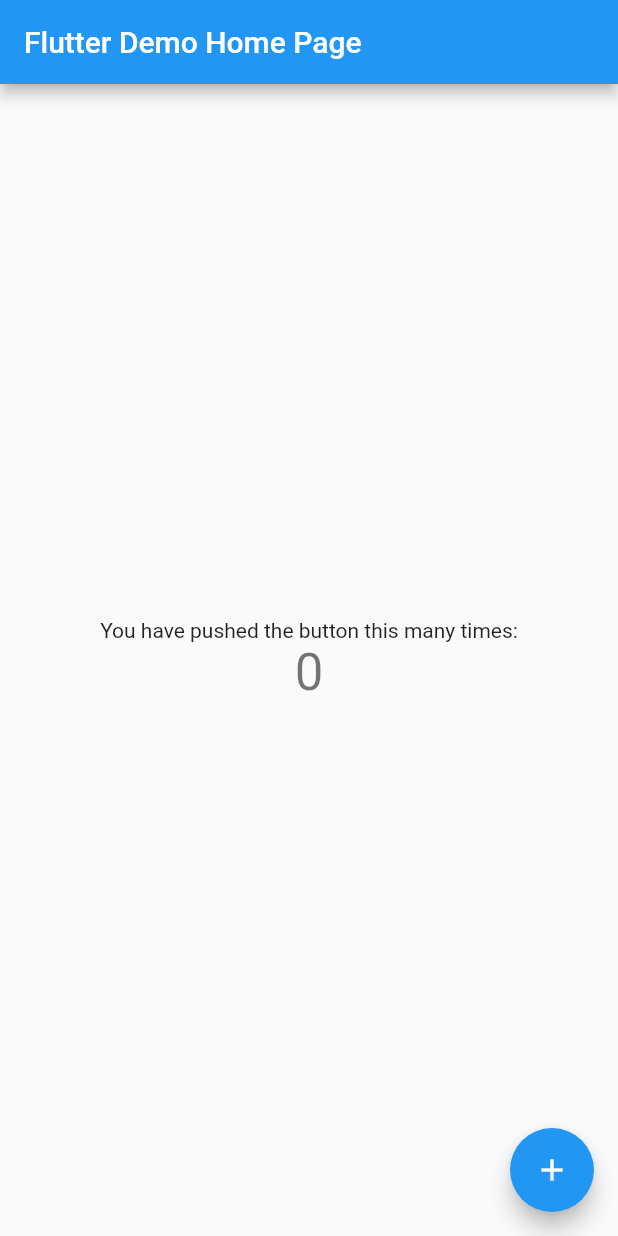
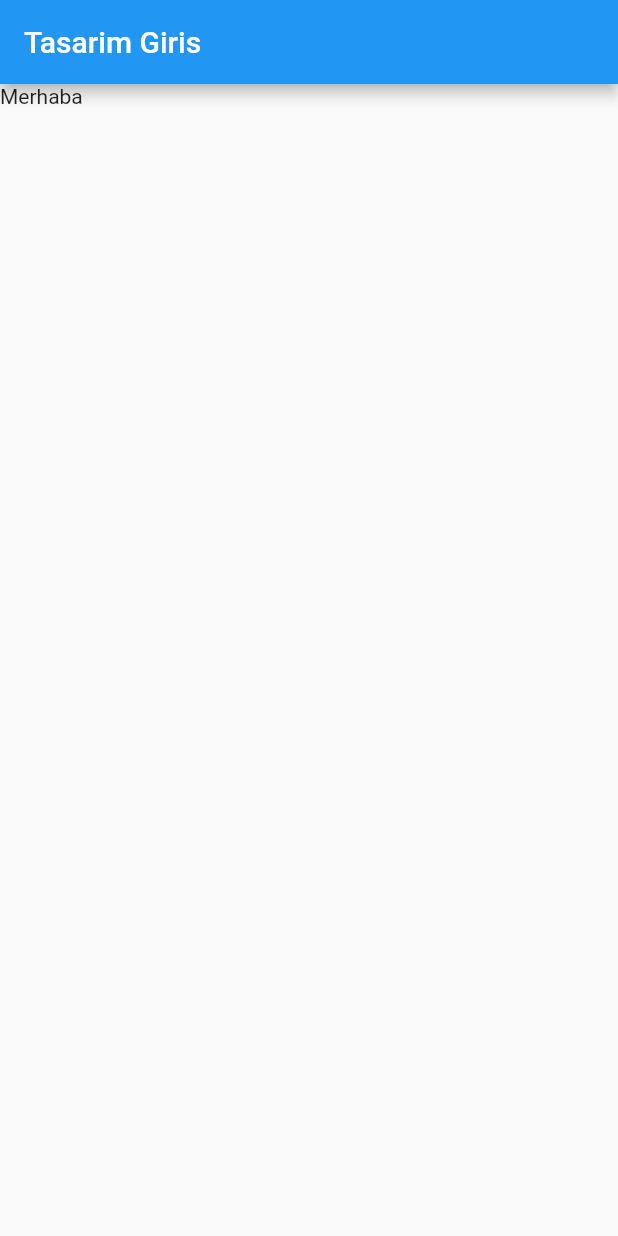
Before and after one commit to tahaturan/flutter_first_project_beginner_level, a Flutter app: the screen it shows after launch, on a phone screen of 412 x 824 dp. Run offline on Flutter 3.47's test engine with Material 2 defaults, Android fonts, the phone set to English and light mode, and no system bars.

Commit message:
tasarima ilk giris

```diff
--- a/lib/main.dart
+++ b/lib/main.dart
@@ -3,113 +3,35 @@
 void main() {
   runApp(const MyApp());
 }
-
 class MyApp extends StatelessWidget {
   const MyApp({Key? key}) : super(key: key);
-
-  // This widget is the root of your application.
   @override
   Widget build(BuildContext context) {
     return MaterialApp(
       title: 'Flutter Demo',
+      debugShowCheckedModeBanner: false,
       theme: ThemeData(
-        // This is the theme of your application.
-        //
-        // Try running your application with "flutter run". You'll see the
-        // application has a blue toolbar. Then, without quitting the app, try
-        // changing the primarySwatch below to Colors.green and then invoke
-        // "hot reload" (press "r" in the console where you ran "flutter run",
-        // or simply save your changes to "hot reload" in a Flutter IDE).
-        // Notice that the counter didn't reset back to zero; the application
-        // is not restarted.
         primarySwatch: Colors.blue,
       ),
-      home: const MyHomePage(title: 'Flutter Demo Home Page'),
+      home: const MyHomePage(title: 'Tasarim Giris'),
     );
   }
 }
 
 class MyHomePage extends StatefulWidget {
   const MyHomePage({Key? key, required this.title}) : super(key: key);
-
-  // This widget is the home page of your application. It is stateful, meaning
-  // that it has a State object (defined below) that contains fields that affect
-  // how it looks.
-
-  // This class is the configuration for the state. It holds the values (in this
-  // case the title) provided by the parent (in this case the App widget) and
-  // used by the build method of the State. Fields in a Widget subclass are
-  // always marked "final".
-
   final String title;
-
   @override
   State<MyHomePage> createState() => _MyHomePageState();
 }
-
 class _MyHomePageState extends State<MyHomePage> {
-  int _counter = 0;
-
-  void _incrementCounter() {
-    setState(() {
-      // This call to setState tells the Flutter framework that something has
-      // changed in this State, which causes it to rerun the build method below
-      // so that the display can reflect the updated values. If we changed
-      // _counter without calling setState(), then the build method would not be
-      // called again, and so nothing would appear to happen.
-      _counter++;
-    });
-  }
-
   @override
   Widget build(BuildContext context) {
-    // This method is rerun every time setState is called, for instance as done
-    // by the _incrementCounter method above.
-    //
-    // The Flutter framework has been optimized to make rerunning build methods
-    // fast, so that you can just rebuild anything that needs updating rather
-    // than having to individually change instances of widgets.
     return Scaffold(
       appBar: AppBar(
-        // Here we take the value from the MyHomePage object that was created by
-        // the App.build method, and use it to set our appbar title.
         title: Text(widget.title),
       ),
-      body: Center(
-        // Center is a layout widget. It takes a single child and positions it
-        // in the middle of the parent.
-        child: Column(
-          // Column is also a layout widget. It takes a list of children and
-          // arranges them vertically. By default, it sizes itself to fit its
-          // children horizontally, and tries to be as tall as its parent.
-          //
-          // Invoke "debug painting" (press "p" in the console, choose the
-          // "Toggle Debug Paint" action from the Flutter Inspector in Android
-          // Studio, or the "Toggle Debug Paint" command in Visual Studio Code)
-          // to see the wireframe for each widget.
-          //
-          // Column has various properties to control how it sizes itself and
-          // how it positions its children. Here we use mainAxisAlignment to
-          // center the children vertically; the main axis here is the vertical
-          // axis because Columns are vertical (the cross axis would be
-          // horizontal).
-          mainAxisAlignment: MainAxisAlignment.center,
-          children: <Widget>[
-            const Text(
-              'You have pushed the button this many times:',
-            ),
-            Text(
-              '$_counter',
-              style: Theme.of(context).textTheme.headline4,
-            ),
-          ],
-        ),
-      ),
-      floatingActionButton: FloatingActionButton(
-        onPressed: _incrementCounter,
-        tooltip: 'Increment',
-        child: const Icon(Icons.add),
-      ), // This trailing comma makes auto-formatting nicer for build methods.
+      body: Text('Merhaba'),
     );
   }
 }
```
